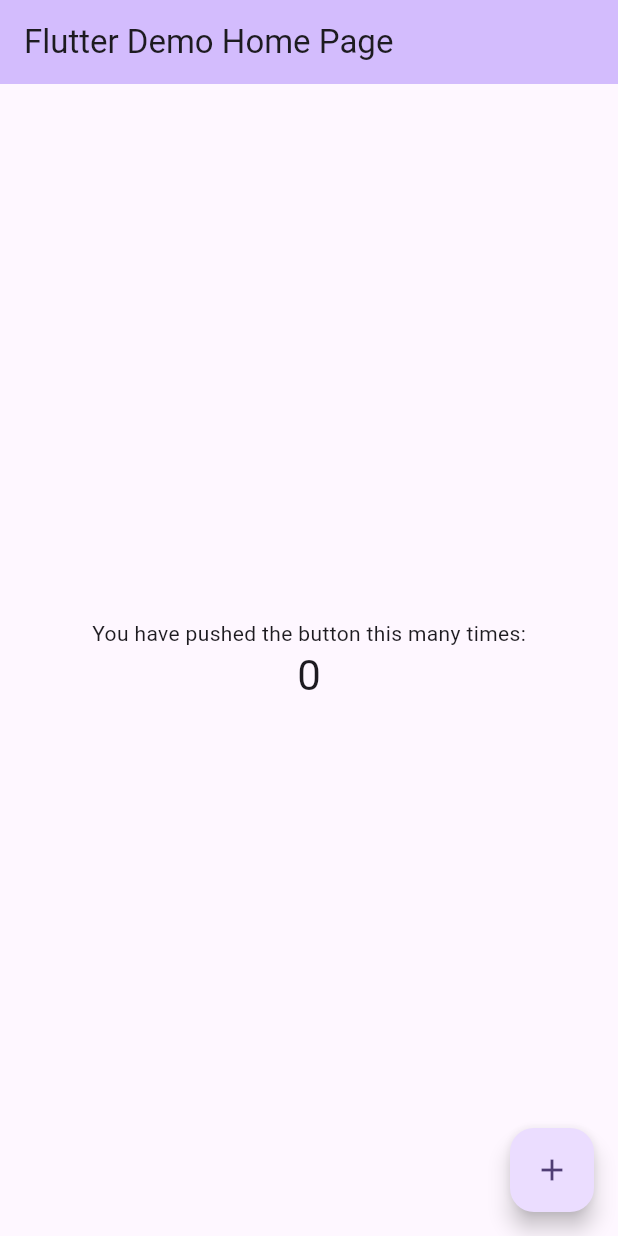
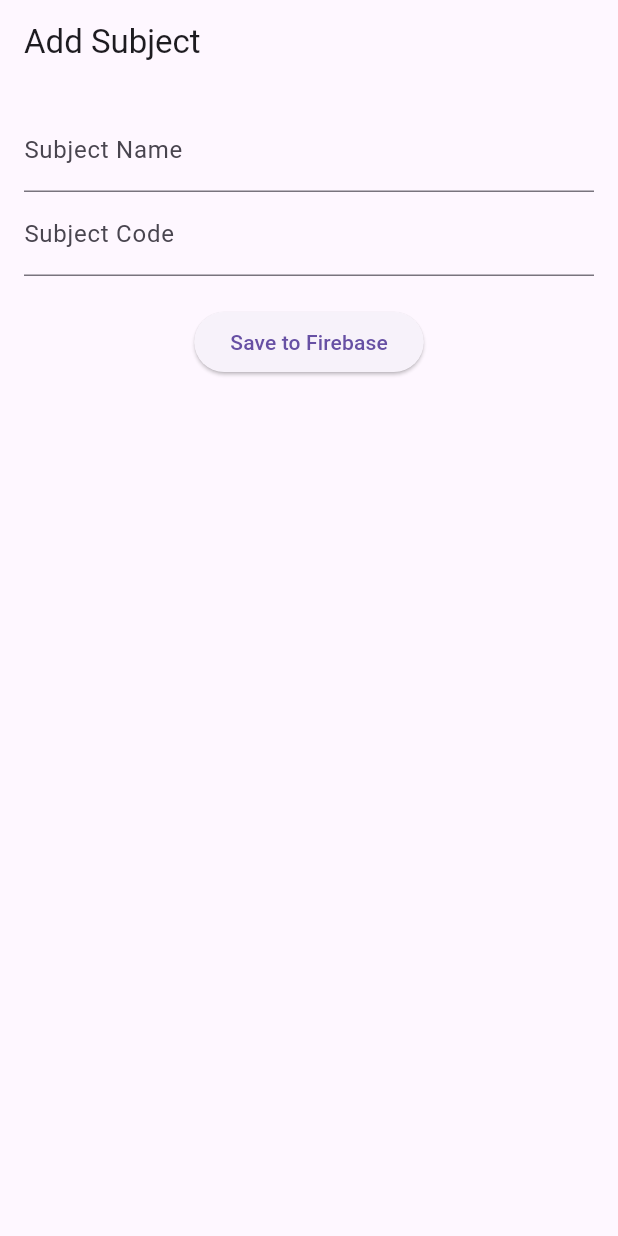
Before and after one commit to Sashanka2001/CS-Study-Buddy-App, a Flutter app: the screen it shows after launch, on a phone screen of 412 x 824 dp. Run offline on Flutter 3.47's test engine with Material 3 defaults, Android fonts, the light colour scheme and no system bars; our stand-ins replace cloud_firestore, firebase_core; accounts and stored records are empty.

Commit message:
Add new features

```diff
--- a/lib/main.dart
+++ b/lib/main.dart
@@ -1,122 +1,27 @@
-import 'package:flutter/material.dart';
+ import 'package:flutter/material.dart';
+import 'package:firebase_core/firebase_core.dart';
+import 'firebase_options.dart';
+import 'screens/add_subject_screen.dart';
 
-void main() {
+void main() async {
+  WidgetsFlutterBinding.ensureInitialized();
+  await Firebase.initializeApp(
+    options: DefaultFirebaseOptions.currentPlatform,
+  );
   runApp(const MyApp());
 }
 
 class MyApp extends StatelessWidget {
   const MyApp({super.key});
 
-  // This widget is the root of your application.
   @override
   Widget build(BuildContext context) {
     return MaterialApp(
-      title: 'Flutter Demo',
+      title: 'CS Study Buddy',
       theme: ThemeData(
-        // This is the theme of your application.
-        //
-        // TRY THIS: Try running your application with "flutter run". You'll see
-        // the application has a purple toolbar. Then, without quitting the app,
-        // try changing the seedColor in the colorScheme below to Colors.green
-        // and then invoke "hot reload" (save your changes or press the "hot
-        // reload" button in a Flutter-supported IDE, or press "r" if you used
-        // the command line to start the app).
-        //
-        // Notice that the counter didn't reset back to zero; the application
-        // state is not lost during the reload. To reset the state, use hot
-        // restart instead.
-        //
-        // This works for code too, not just values: Most code changes can be
-        // tested with just a hot reload.
-        colorScheme: ColorScheme.fromSeed(seedColor: Colors.deepPurple),
+        primarySwatch: Colors.blue,
       ),
-      home: const MyHomePage(title: 'Flutter Demo Home Page'),
+      home: const AddSubjectScreen(),
     );
   }
 }
-
-class MyHomePage extends StatefulWidget {
-  const MyHomePage({super.key, required this.title});
-
-  // This widget is the home page of your application. It is stateful, meaning
-  // that it has a State object (defined below) that contains fields that affect
-  // how it looks.
-
-  // This class is the configuration for the state. It holds the values (in this
-  // case the title) provided by the parent (in this case the App widget) and
-  // used by the build method of the State. Fields in a Widget subclass are
-  // always marked "final".
-
-  final String title;
-
-  @override
-  State<MyHomePage> createState() => _MyHomePageState();
-}
-
-class _MyHomePageState extends State<MyHomePage> {
-  int _counter = 0;
-
-  void _incrementCounter() {
-    setState(() {
-      // This call to setState tells the Flutter framework that something has
-      // changed in this State, which causes it to rerun the build method below
-      // so that the display can reflect the updated values. If we changed
-      // _counter without calling setState(), then the build method would not be
-      // called again, and so nothing would appear to happen.
-      _counter++;
-    });
-  }
-
-  @override
-  Widget build(BuildContext context) {
-    // This method is rerun every time setState is called, for instance as done
-    // by the _incrementCounter method above.
-    //
-    // The Flutter framework has been optimized to make rerunning build methods
-    // fast, so that you can just rebuild anything that needs updating rather
-    // than having to individually change instances of widgets.
-    return Scaffold(
-      appBar: AppBar(
-        // TRY THIS: Try changing the color here to a specific color (to
-        // Colors.amber, perhaps?) and trigger a hot reload to see the AppBar
-        // change color while the other colors stay the same.
-        backgroundColor: Theme.of(context).colorScheme.inversePrimary,
-        // Here we take the value from the MyHomePage object that was created by
-        // the App.build method, and use it to set our appbar title.
-        title: Text(widget.title),
-      ),
-      body: Center(
-        // Center is a layout widget. It takes a single child and positions it
-        // in the middle of the parent.
-        child: Column(
-          // Column is also a layout widget. It takes a list of children and
-          // arranges them vertically. By default, it sizes itself to fit its
-          // children horizontally, and tries to be as tall as its parent.
-          //
-          // Column has various properties to control how it sizes itself and
-          // how it positions its children. Here we use mainAxisAlignment to
-          // center the children vertically; the main axis here is the vertical
-          // axis because Columns are vertical (the cross axis would be
-          // horizontal).
-          //
-          // TRY THIS: Invoke "debug painting" (choose the "Toggle Debug Paint"
-          // action in the IDE, or press "p" in the console), to see the
-          // wireframe for each widget.
-          mainAxisAlignment: MainAxisAlignment.center,
-          children: <Widget>[
-            const Text('You have pushed the button this many times:'),
-            Text(
-              '$_counter',
-              style: Theme.of(context).textTheme.headlineMedium,
-            ),
-          ],
-        ),
-      ),
-      floatingActionButton: FloatingActionButton(
-        onPressed: _incrementCounter,
-        tooltip: 'Increment',
-        child: const Icon(Icons.add),
-      ), // This trailing comma makes auto-formatting nicer for build methods.
-    );
-  }
-}
--- /dev/null
+++ b/lib/screens/add_subject_screen.dart
@@ -0,0 +1,72 @@
+ import 'package:flutter/material.dart';
+import 'package:cloud_firestore/cloud_firestore.dart';
+
+class AddSubjectScreen extends StatefulWidget {
+  const AddSubjectScreen({super.key});
+
+  @override
+  State<AddSubjectScreen> createState() => _AddSubjectScreenState();
+}
+
+class _AddSubjectScreenState extends State<AddSubjectScreen> {
+  final TextEditingController _subjectNameController = TextEditingController();
+  final TextEditingController _subjectCodeController = TextEditingController();
+
+  Future<void> saveSubject() async {
+    String name = _subjectNameController.text.trim();
+    String code = _subjectCodeController.text.trim();
+
+    if (name.isEmpty || code.isEmpty) {
+      ScaffoldMessenger.of(context).showSnackBar(
+        SnackBar(content: Text('Please fill in both fields')),
+      );
+      return;
+    }
+
+    try {
+      await FirebaseFirestore.instance.collection('subjects').add({
+        'subjectName': name,
+        'subjectCode': code,
+        'timestamp': FieldValue.serverTimestamp(),
+      });
+
+      ScaffoldMessenger.of(context).showSnackBar(
+        SnackBar(content: Text('✅ Subject saved to Firestore!')),
+      );
+
+      _subjectNameController.clear();
+      _subjectCodeController.clear();
+    } catch (e) {
+      ScaffoldMessenger.of(context).showSnackBar(
+        SnackBar(content: Text('❌ Error saving subject: $e')),
+      );
+    }
+  }
+
+  @override
+  Widget build(BuildContext context) {
+    return Scaffold(
+      appBar: AppBar(title: const Text('Add Subject')),
+      body: Padding(
+        padding: const EdgeInsets.all(16.0),
+        child: Column(
+          children: [
+            TextField(
+              controller: _subjectNameController,
+              decoration: InputDecoration(labelText: 'Subject Name'),
+            ),
+            TextField(
+              controller: _subjectCodeController,
+              decoration: InputDecoration(labelText: 'Subject Code'),
+            ),
+            const SizedBox(height: 20),
+            ElevatedButton(
+              onPressed: saveSubject,
+              child: const Text('Save to Firebase'),
+            ),
+          ],
+        ),
+      ),
+    );
+  }
+}
--- /dev/null
+++ b/lib/services/firestore_service.dart
@@ -0,0 +1,13 @@
+import 'package:cloud_firestore/cloud_firestore.dart';
+
+class FirestoreService {
+  final CollectionReference subjects = FirebaseFirestore.instance.collection('subjects');
+
+  Future<void> addSubject(String name, String code) async {
+    await subjects.add({
+      'name': name,
+      'code': code,
+      'timestamp': FieldValue.serverTimestamp(),
+    });
+  }
+}
--- a/pubspec.yaml
+++ b/pubspec.yaml
@@ -34,6 +34,8 @@ dependencies:
   # The following adds the Cupertino Icons font to your application.
   # Use with the CupertinoIcons class for iOS style icons.
   cupertino_icons: ^1.0.8
+  firebase_core: ^2.15.1
+  cloud_firestore: ^4.15.8
 
 dev_dependencies:
   flutter_test:
```
Also changed, not shown: firebase.json (added), lib/firebase_options.dart (added), pubspec.lock, 6 other files.
